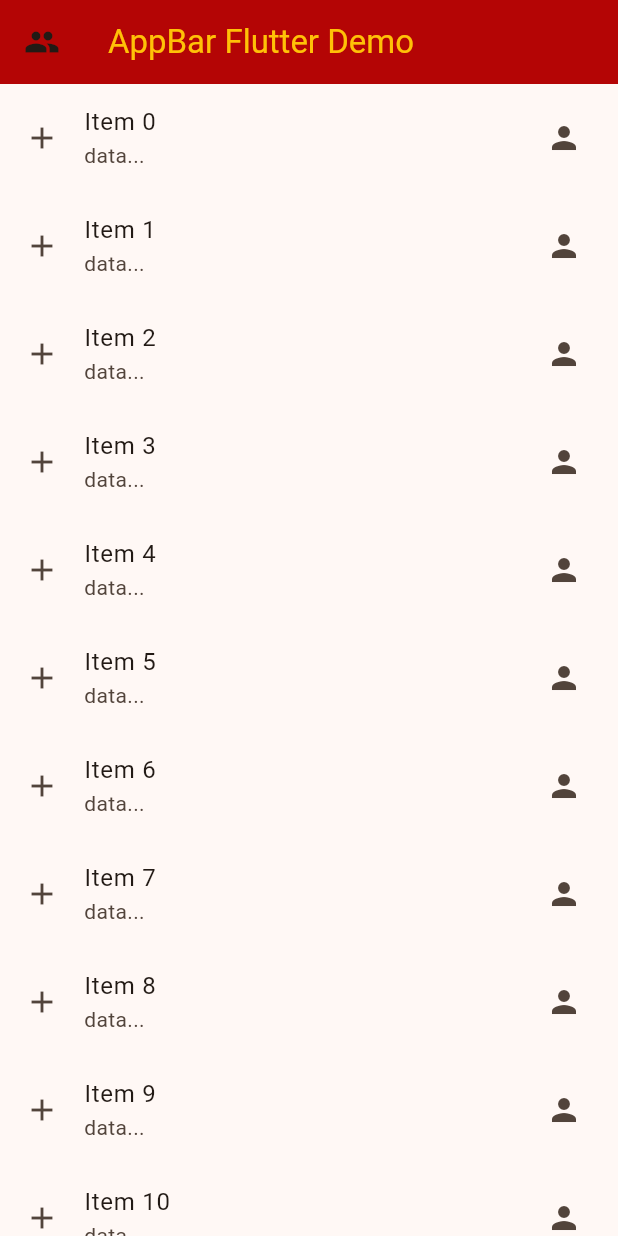
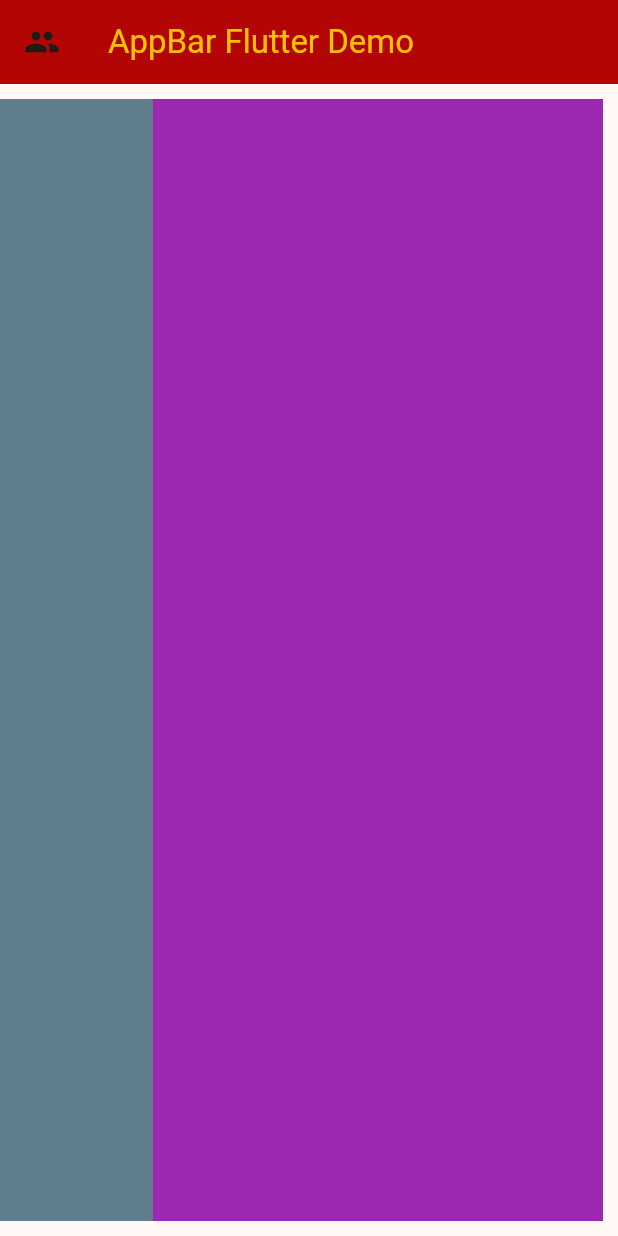
Before and after one commit to cinnee-pcy/newtestapp, a Flutter app: the screen it shows after launch, on a phone screen of 412 x 824 dp. Run offline on Flutter 3.47's test engine with Material 3 defaults, Android fonts, the phone set to English and light mode, and no system bars.

Commit message:
ListViewScroll_hori

```diff
--- a/lib/main.dart
+++ b/lib/main.dart
@@ -28,16 +28,21 @@ class MyApp extends StatelessWidget {
             leading: const Icon(Icons.people),
             backgroundColor: const Color.fromARGB(255, 180, 5, 5),
           ),
-          body: ListView.builder(
-              itemCount: 20,
-              itemBuilder: (context, index) {
-                return ListTile(
-                  leading: const Icon(Icons.add),
-                  title: Text('Item $index'),
-                  subtitle: const Text('data...'),
-                  trailing: const Icon(Icons.person),
-                );
-              }),
+          body: ListView(
+            padding: const EdgeInsets.all(10),
+            scrollDirection: Axis.horizontal,
+            shrinkWrap: true,
+            reverse: true,
+            children: [
+              Container(width: 300, color: Colors.purple,),
+              Container(width: 300, color: Colors.blueGrey,),
+              Container(width: 300, color: Colors.blue,),
+              Container(width: 300, color: Colors.green,),
+              Container(width: 300, color: Colors.yellow,),
+              Container(width: 300, color: Colors.orange,),
+              Container(width: 300, color: Colors.red,),
+            ],
+          ),
         )
         // hhdufs
         );
```
